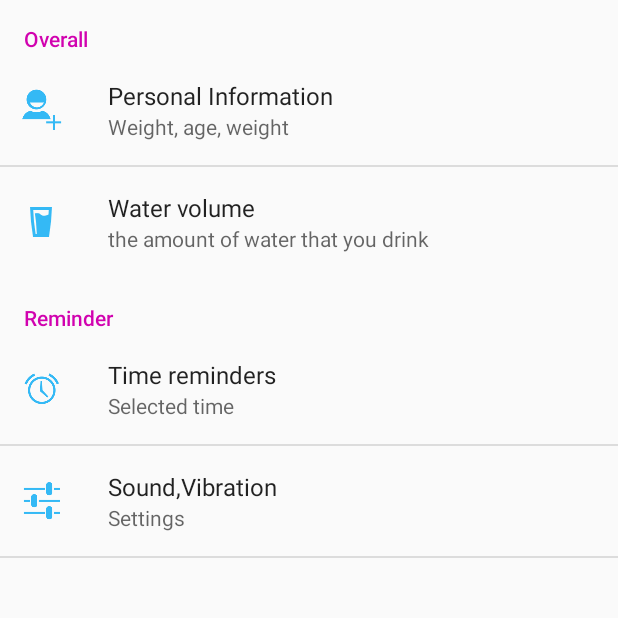
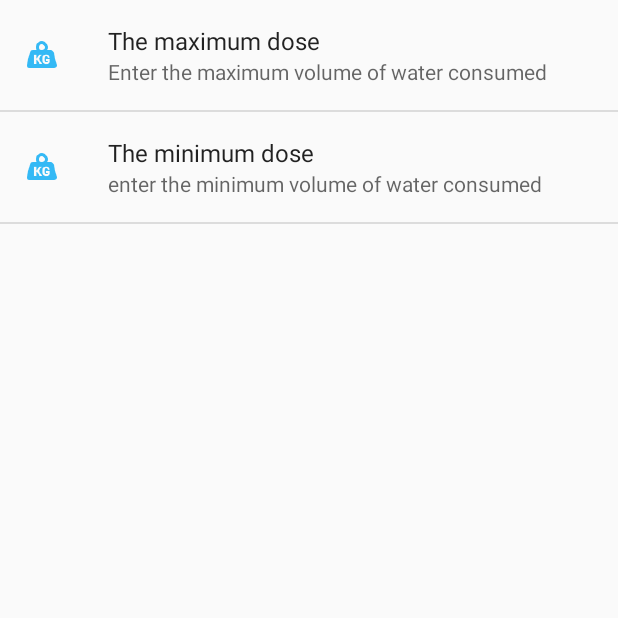
Before and after one commit to zonell/Aqua-Balans, an Android app: the SettingsActivity screen opened directly, with no data from a screen before it, after a tap on "Water volume", on a phone screen of 412 x 824 dp, the top half of it. Run offline under Robolectric (Android 15) with nearby library versions, the phone set to English and light mode, and no system bars.

Commit message:
adding new settings

```diff
--- a/app/src/main/res/values/arrays.xml
+++ b/app/src/main/res/values/arrays.xml
@@ -1,24 +1,56 @@
 <?xml version="1.0" encoding="utf-8"?>
 <resources>
-    <string-array name="listArray">
+    <string-array name="listArrayNotification">
         <item>@string/every_30m</item>
         <item>@string/every_1h</item>
         <item>@string/every_2h</item>
     </string-array>
 
-    <string-array name="listValues">
+    <string-array name="listValuesNotification">
         <item>30</item>
         <item>60</item>
         <item>120</item>
     </string-array>
 
     <string-array name="listArrayWeather">
+        <item>@string/cool</item>
         <item>@string/cold</item>
         <item>@string/head</item>
+        <item>@string/hot</item>
     </string-array>
 
     <string-array name="listValuesWeather">
-        <item>1</item>
-        <item>2</item>
+        <item>0</item>
+        <item>5</item>
+        <item>10</item>
+        <item>20</item>
+    </string-array>
+
+    <string-array name="listArraySport">
+        <item>@string/quiet</item>
+        <item>@string/normal</item>
+        <item>@string/activity</item>
+        <item>@string/sharply</item>
+    </string-array>
+
+    <string-array name="listValuesSport">
+        <item>0</item>
+        <item>10</item>
+        <item>20</item>
+        <item>40</item>
+    </string-array>
+
+    <string-array name="listArrayAge">
+        <item>@string/years_10_12</item>
+        <item>@string/years_13_14</item>
+        <item>@string/years_16_18</item>
+        <item>@string/years_18_plus</item>
+    </string-array>
+
+    <string-array name="listValuesAge">
+        <item>70</item>
+        <item>50</item>
+        <item>40</item>
+        <item>30</item>
     </string-array>
 </resources>
--- a/app/src/main/res/xml/settings.xml
+++ b/app/src/main/res/xml/settings.xml
@@ -17,12 +17,21 @@
                     android:summary="@string/selected_weight"
                     android:title="@string/weight" />
 
-                <EditTextPreference
+                <ListPreference
+                    android:entries="@array/listArrayAge"
+                    android:entryValues="@array/listValuesAge"
                     android:icon="@drawable/ic_age"
-                    android:inputType="number"
                     android:key="menu_age"
                     android:summary="@string/selected_age"
                     android:title="@string/age" />
+
+                <ListPreference
+                    android:entries="@array/listArraySport"
+                    android:entryValues="@array/listValuesSport"
+                    android:icon="@drawable/ic_sport"
+                    android:key="menu_sport"
+                    android:summary="@string/sport_style"
+                    android:title="@string/sport" />
 
                 <ListPreference
                     android:entries="@array/listArrayWeather"
@@ -36,19 +45,35 @@
 
         </PreferenceScreen>
 
-        <Preference
+        <PreferenceScreen
             android:icon="@drawable/ic_drink"
             android:summary="@string/normally_drink"
-            android:title="@string/water_volume" />
+            android:title="@string/water_volume">
+
+            <EditTextPreference
+                android:icon="@drawable/ic_weight"
+                android:inputType="number"
+                android:key="menu_volume_max"
+                android:summary="@string/max_volume_drink"
+                android:title="@string/max_dose" />
+
+            <EditTextPreference
+                android:icon="@drawable/ic_weight"
+                android:inputType="number"
+                android:key="menu_volume_min"
+                android:summary="@string/min_volume_drink"
+                android:title="@string/min_dose" />
+
+
+        </PreferenceScreen>
 
     </PreferenceCategory>
 
     <PreferenceCategory android:title="@string/notification">
 
         <ListPreference
-            android:defaultValue="digiGreen"
-            android:entries="@array/listArray"
-            android:entryValues="@array/listValues"
+            android:entries="@array/listArrayNotification"
+            android:entryValues="@array/listValuesNotification"
             android:icon="@drawable/ic_time"
             android:key="menu_notification"
             android:summary="@string/selected_time"
@@ -75,6 +100,20 @@
                     android:summaryOn="@string/enable_vibration"
                     android:title="@string/vibration" />
 
+                <EditTextPreference
+                    android:icon="@drawable/ic_time"
+                    android:inputType="number"
+                    android:key="menu_wake_up"
+                    android:summary="@string/wake_up_time"
+                    android:title="@string/awakening" />
+
+                <EditTextPreference
+                    android:icon="@drawable/ic_time"
+                    android:inputType="number"
+                    android:key="menu_sleep"
+                    android:summary="@string/time_to_sleep"
+                    android:title="@string/sleep" />
+
             </PreferenceCategory>
 
         </PreferenceScreen>
```
